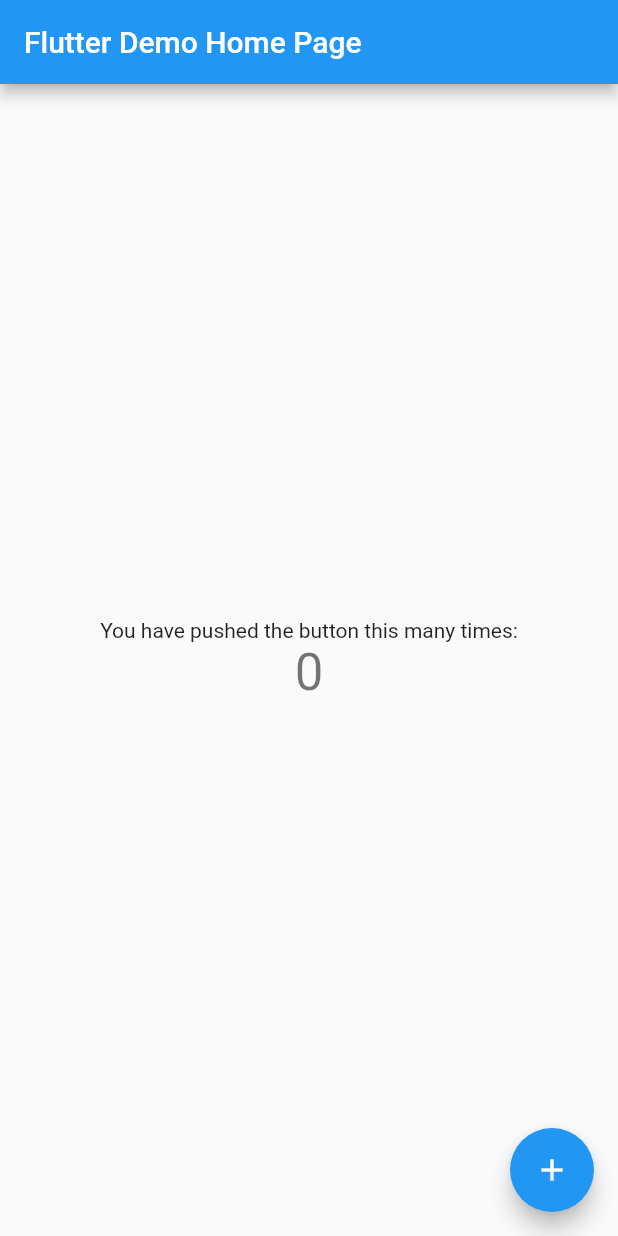
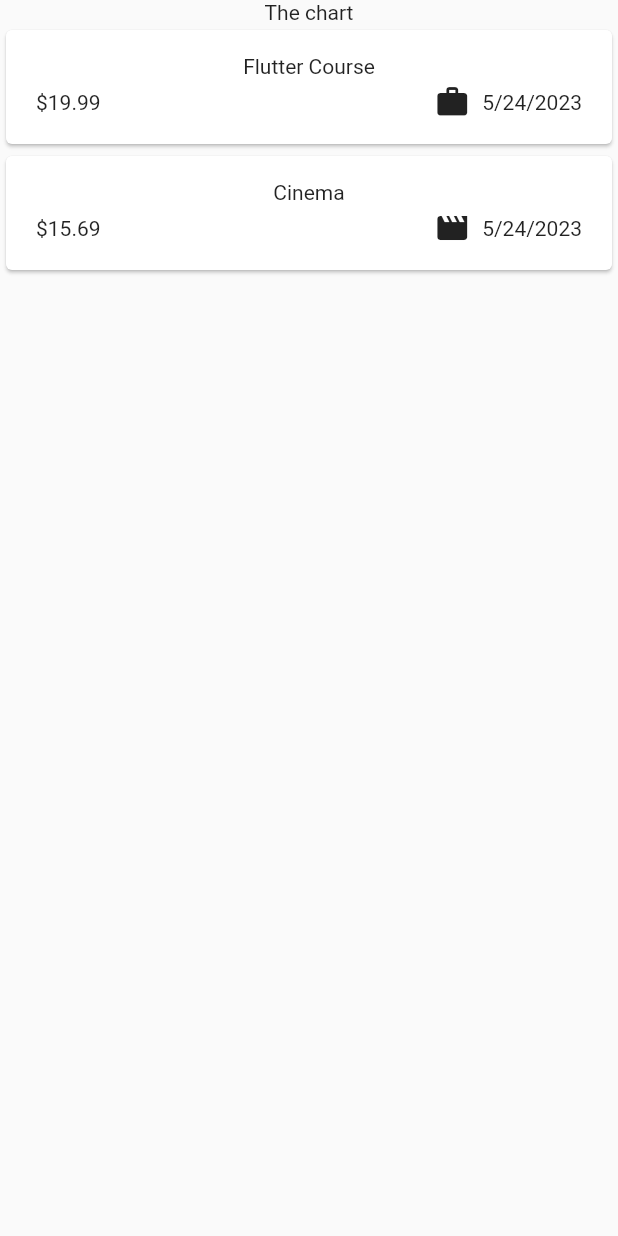
Before and after one commit to Passant-Hatem/spend_wise, a Flutter app: the screen it shows after launch, on a phone screen of 412 x 824 dp. Run offline on Flutter 3.47's test engine with Material 2 defaults, Android fonts, the phone set to English and light mode, and no system bars.

Commit message:
feat: expenses list

```diff
--- a/lib/main.dart
+++ b/lib/main.dart
@@ -1,115 +1,9 @@
 import 'package:flutter/material.dart';
 
+import 'package:spend_wise/spend_wise_home.dart';
+
 void main() {
-  runApp(const MyApp());
+  runApp(const MaterialApp(
+    home: SpendWiseHome(),
+  ));
 }
-
-class MyApp extends StatelessWidget {
-  const MyApp({super.key});
-
-  // This widget is the root of your application.
-  @override
-  Widget build(BuildContext context) {
-    return MaterialApp(
-      title: 'Flutter Demo',
-      theme: ThemeData(
-        // This is the theme of your application.
-        //
-        // Try running your application with "flutter run". You'll see the
-        // application has a blue toolbar. Then, without quitting the app, try
-        // changing the primarySwatch below to Colors.green and then invoke
-        // "hot reload" (press "r" in the console where you ran "flutter run",
-        // or simply save your changes to "hot reload" in a Flutter IDE).
-        // Notice that the counter didn't reset back to zero; the application
-        // is not restarted.
-        primarySwatch: Colors.blue,
-      ),
-      home: const MyHomePage(title: 'Flutter Demo Home Page'),
-    );
-  }
-}
-
-class MyHomePage extends StatefulWidget {
-  const MyHomePage({super.key, required this.title});
-
-  // This widget is the home page of your application. It is stateful, meaning
-  // that it has a State object (defined below) that contains fields that affect
-  // how it looks.
-
-  // This class is the configuration for the state. It holds the values (in this
-  // case the title) provided by the parent (in this case the App widget) and
-  // used by the build method of the State. Fields in a Widget subclass are
-  // always marked "final".
-
-  final String title;
-
-  @override
-  State<MyHomePage> createState() => _MyHomePageState();
-}
-
-class _MyHomePageState extends State<MyHomePage> {
-  int _counter = 0;
-
-  void _incrementCounter() {
-    setState(() {
-      // This call to setState tells the Flutter framework that something has
-      // changed in this State, which causes it to rerun the build method below
-      // so that the display can reflect the updated values. If we changed
-      // _counter without calling setState(), then the build method would not be
-      // called again, and so nothing would appear to happen.
-      _counter++;
-    });
-  }
-
-  @override
-  Widget build(BuildContext context) {
-    // This method is rerun every time setState is called, for instance as done
-    // by the _incrementCounter method above.
-    //
-    // The Flutter framework has been optimized to make rerunning build methods
-    // fast, so that you can just rebuild anything that needs updating rather
-    // than having to individually change instances of widgets.
-    return Scaffold(
-      appBar: AppBar(
-        // Here we take the value from the MyHomePage object that was created by
-        // the App.build method, and use it to set our appbar title.
-        title: Text(widget.title),
-      ),
-      body: Center(
-        // Center is a layout widget. It takes a single child and positions it
-        // in the middle of the parent.
-        child: Column(
-          // Column is also a layout widget. It takes a list of children and
-          // arranges them vertically. By default, it sizes itself to fit its
-          // children horizontally, and tries to be as tall as its parent.
-          //
-          // Invoke "debug painting" (press "p" in the console, choose the
-          // "Toggle Debug Paint" action from the Flutter Inspector in Android
-          // Studio, or the "Toggle Debug Paint" command in Visual Studio Code)
-          // to see the wireframe for each widget.
-          //
-          // Column has various properties to control how it sizes itself and
-          // how it positions its children. Here we use mainAxisAlignment to
-          // center the children vertically; the main axis here is the vertical
-          // axis because Columns are vertical (the cross axis would be
-          // horizontal).
-          mainAxisAlignment: MainAxisAlignment.center,
-          children: <Widget>[
-            const Text(
-              'You have pushed the button this many times:',
-            ),
-            Text(
-              '$_counter',
-              style: Theme.of(context).textTheme.headlineMedium,
-            ),
-          ],
-        ),
-      ),
-      floatingActionButton: FloatingActionButton(
-        onPressed: _incrementCounter,
-        tooltip: 'Increment',
-        child: const Icon(Icons.add),
-      ), // This trailing comma makes auto-formatting nicer for build methods.
-    );
-  }
-}
--- /dev/null
+++ b/lib/models/expense.dart
@@ -0,0 +1,35 @@
+import 'package:flutter/material.dart';
+import 'package:intl/intl.dart';
+import 'package:uuid/uuid.dart';
+
+final dateFormater = DateFormat.yMd();
+
+const uuid = Uuid();
+
+enum Category { food, travel, leisure, work }
+
+const categoryIcons = {
+  Category.food: Icons.lunch_dining,
+  Category.travel: Icons.flight_takeoff,
+  Category.leisure: Icons.movie,
+  Category.work: Icons.work,
+};
+
+class Expense {
+  Expense({
+    required this.title,
+    required this.amount,
+    required this.date,
+    required this.category,
+  }) : id = uuid.v4();
+
+  final String id;
+  final String title;
+  final double amount;
+  final DateTime date;
+  final Category category;
+
+  String get formattedDate {
+    return dateFormater.format(date);
+  }
+}
--- /dev/null
+++ b/lib/spend_wise_home.dart
@@ -0,0 +1,44 @@
+import 'package:flutter/material.dart';
+import 'package:spend_wise/widgets/expense_item.dart';
+
+import 'models/expense.dart';
+
+class SpendWiseHome extends StatefulWidget {
+  const SpendWiseHome({super.key});
+
+  @override
+  State<SpendWiseHome> createState() {
+    return _SpendWiseHomeState();
+  }
+}
+
+class _SpendWiseHomeState extends State<SpendWiseHome> {
+  final List<Expense> _registeredExpenses = [
+    Expense(
+      title: 'Flutter Course',
+      amount: 19.99,
+      date: DateTime.now(),
+      category: Category.work,
+    ),
+    Expense(
+      title: 'Cinema',
+      amount: 15.69,
+      date: DateTime.now(),
+      category: Category.leisure,
+    ),
+  ];
+
+  @override
+  Widget build(BuildContext context) {
+    return Scaffold(
+      body: Column(
+        children: [
+          const Text('The chart'),
+          Expanded(
+            child: ExpensesList(expenses: _registeredExpenses),
+          ),
+        ],
+      ),
+    );
+  }
+}
--- /dev/null
+++ b/lib/widgets/expense_item.dart
@@ -0,0 +1,20 @@
+import 'package:flutter/cupertino.dart';
+import '../models/expense.dart';
+import 'expenses_list.dart';
+
+class ExpensesList extends StatelessWidget {
+  const ExpensesList({
+    super.key,
+    required this.expenses,
+  });
+
+  final List<Expense> expenses;
+
+  @override
+  Widget build(BuildContext context) {
+    return ListView.builder(
+      itemCount: expenses.length,
+      itemBuilder: (ctx, index) => ExpenseItem(expenses[index]),
+    );
+  }
+}
--- /dev/null
+++ b/lib/widgets/expenses_list.dart
@@ -0,0 +1,40 @@
+import 'package:flutter/material.dart';
+
+import '../models/expense.dart';
+
+class ExpenseItem extends StatelessWidget {
+  const ExpenseItem(this.expense, {super.key});
+
+  final Expense expense;
+
+  @override
+  Widget build(BuildContext context) {
+    return Card(
+      child: Padding(
+        padding: const EdgeInsets.symmetric(
+          horizontal: 20,
+          vertical: 16,
+        ),
+        child: Column(
+          children: [
+            Text(expense.title),
+            const SizedBox(height: 4),
+            Row(
+              children: [
+                Text('\$${expense.amount.toStringAsFixed(2)}'),
+                const Spacer(),
+                Row(
+                  children: [
+                    Icon(categoryIcons[expense.category]),
+                    const SizedBox(width: 8),
+                    Text(expense.formattedDate),
+                  ],
+                ),
+              ],
+            ),
+          ],
+        ),
+      ),
+    );
+  }
+}
--- a/pubspec.yaml
+++ b/pubspec.yaml
@@ -35,6 +35,8 @@ dependencies:
   # The following adds the Cupertino Icons font to your application.
   # Use with the CupertinoIcons class for iOS style icons.
   cupertino_icons: ^1.0.2
+  uuid: ^3.0.7
+  intl: ^0.18.1
 
 dev_dependencies:
   flutter_test:
```
Also changed, not shown: pubspec.lock.
